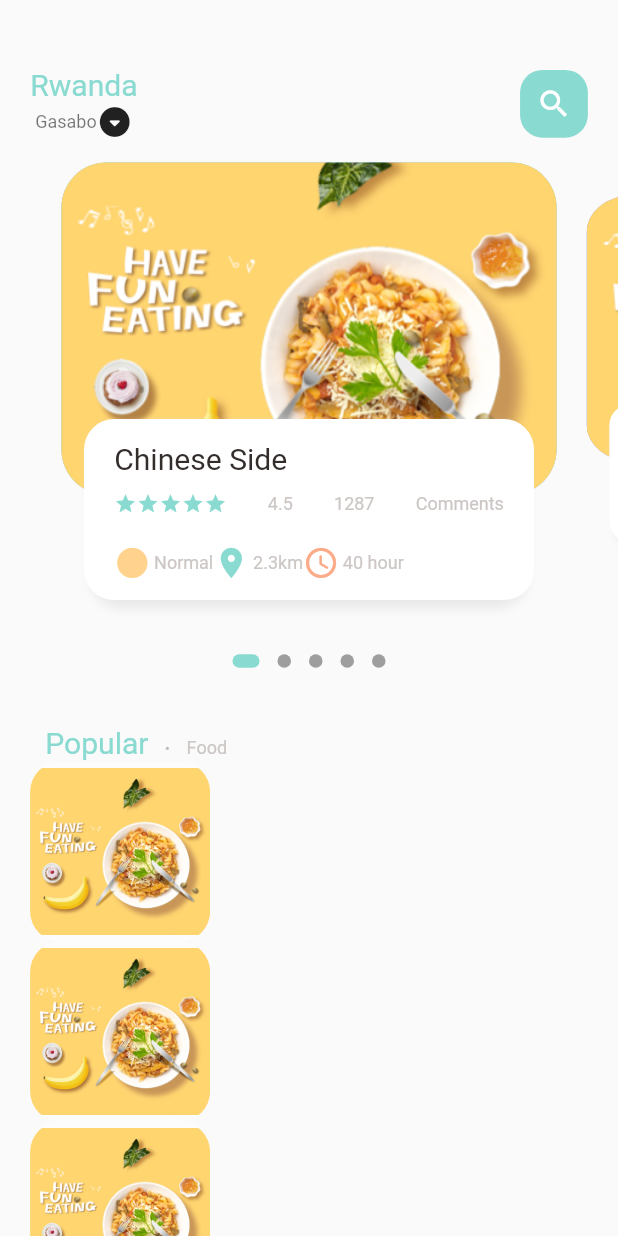
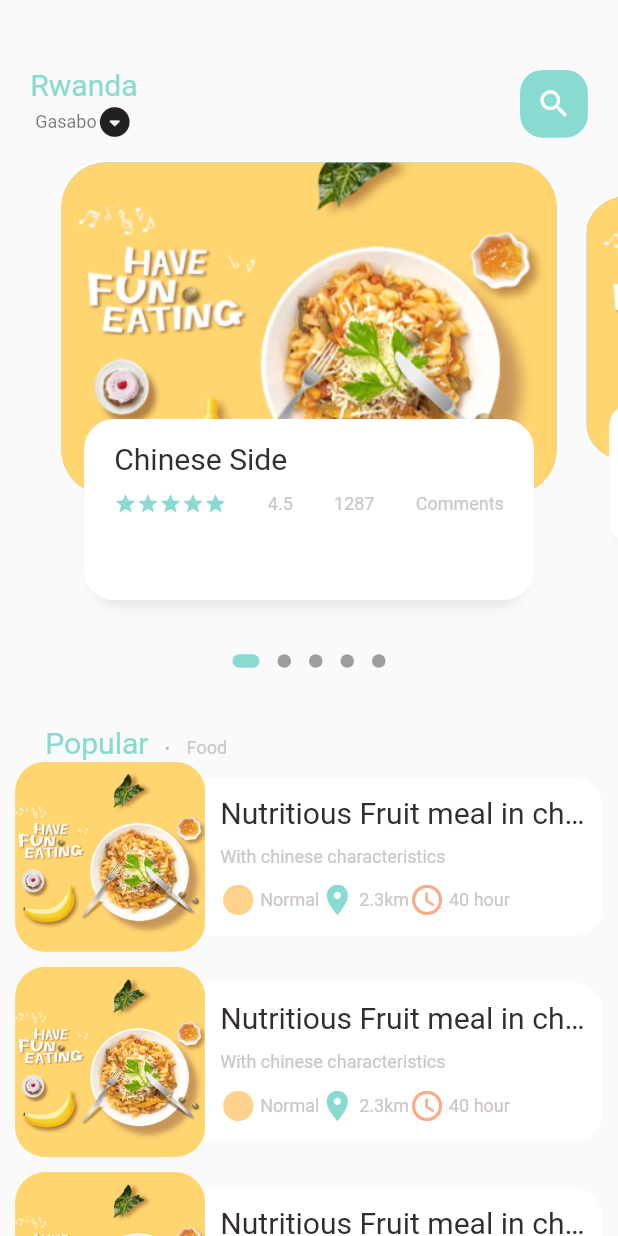
Before and after one commit to Deathkon/flow, a Flutter app: the screen it shows after launch, on a phone screen of 412 x 824 dp. Run offline on Flutter 3.47's test engine with Material 2 defaults, Android fonts, the phone set to English and light mode, and no system bars; drawn by our look-alikes of dots_indicator; our stand-ins replace get.

Commit message:
Phase 1 completion page slider and listview for foods completed

```diff
--- a/lib/main.dart
+++ b/lib/main.dart
@@ -1,5 +1,5 @@
+import 'package:flow/pages/home/main_food_page.dart';
 import 'package:flutter/material.dart';
-import 'package:flow/home/main_food_page.dart';
 import 'package:get/get.dart';
 
 void main() {
--- a/lib/home/food_page_body.dart
+++ b/lib/pages/home/food_page_body.dart
@@ -82,26 +82,68 @@ class _FoodPageBodyState extends State<FoodPageBody> {
           ),
         ),
         // List of food and images
-        Container(
-         height: 900,
-          child:  ListView.builder(
-            physics: AlwaysScrollableScrollPhysics(),
+        ListView.builder(
+            physics: NeverScrollableScrollPhysics(),
             shrinkWrap: true,
-              itemCount: 10,
+              itemCount: 10 ,
               itemBuilder: (context, index){
                 return Container(
-                  margin: EdgeInsets.only(left: Dimensions.width20, right: Dimensions.width20),
+                  margin: EdgeInsets.only(left: Dimensions.width10, right: Dimensions.width10, bottom: Dimensions.height10),
                   child: Row(
                     children: [
+                      // image section
                       Container(
-                        width: 120,
-                        height: 120,
+                        width: Dimensions.listViewImgSize,
+                        height: Dimensions.listViewImgSize,
                         decoration: BoxDecoration(
                           borderRadius: BorderRadius.circular(Dimensions.radius20),
                           color: Colors.white38,
                           image:  DecorationImage(
+                            fit: BoxFit.cover,
                             image: AssetImage(
                                 "assets/image/food0.png"),
+                          ),
+                        ),
+                      ),
+                      // text container
+                       Expanded(
+                        child: Container(
+                          height: Dimensions.listViewTextContSize,
+                          decoration: BoxDecoration(
+                            borderRadius: BorderRadius.only(
+                              topRight: Radius.circular(Dimensions.radius20),
+                              bottomRight: Radius.circular(Dimensions.radius20),
+                            ),
+                            color: Colors.white,
+                          ),
+                          child: Padding(
+                            padding: EdgeInsets.only(left: Dimensions.width10, right: Dimensions.width10),
+                            child: Column(
+                              crossAxisAlignment: CrossAxisAlignment.start,
+                              mainAxisAlignment: MainAxisAlignment.center,
+                              children: [
+                                BigText(text: "Nutritious Fruit meal in china"),
+                                SizedBox(height: Dimensions.height10),
+                                SmallText(text: "With chinese characteristics"),
+                                SizedBox(height: Dimensions.height10),
+                                Row(
+                                  children: [
+                                    IconAndTextWidget(
+                                        icon: Icons.circle_sharp,
+                                        text: "Normal",
+                                        iconColor: AppColors.iconColor1),
+                                    IconAndTextWidget(
+                                        icon: Icons.location_on,
+                                        text: "2.3km",
+                                        iconColor: AppColors.mainColor),
+                                    IconAndTextWidget(
+                                        icon: Icons.access_time_rounded,
+                                        text: "40 hour",
+                                        iconColor: AppColors.iconColor2)
+                                  ],
+                                ),
+                              ],
+                            ),
                           ),
                         ),
                       ),
@@ -109,7 +151,6 @@ class _FoodPageBodyState extends State<FoodPageBody> {
                   ),
                 );
               }),
-        ),
       ],
     );
   }
@@ -206,22 +247,8 @@ class _FoodPageBodyState extends State<FoodPageBody> {
                       ],
                     ),
                     SizedBox(height: Dimensions.height20),
-                    Row(
-                      children: [
-                        IconAndTextWidget(
-                            icon: Icons.circle_sharp,
-                            text: "Normal",
-                            iconColor: AppColors.iconColor1),
-                        IconAndTextWidget(
-                            icon: Icons.location_on,
-                            text: "2.3km",
-                            iconColor: AppColors.mainColor),
-                        IconAndTextWidget(
-                            icon: Icons.access_time_rounded,
-                            text: "40 hour",
-                            iconColor: AppColors.iconColor2)
-                      ],
-                    )
+                    // time and distance
+
                   ],
                 ),
               ),
--- a/lib/home/main_food_page.dart
+++ b/lib/pages/home/main_food_page.dart
@@ -1,11 +1,12 @@
 // import 'package:flutter/cupertino.dart';
 import 'package:flutter/material.dart';
-import 'package:flow/home/food_page_body.dart';
 import 'package:flow/utils/colors.dart';
 import 'package:flow/widgets/big_text.dart';
 import 'package:flow/widgets/small_text.dart';
 
 import 'package:flow/utils/dimensions.dart';
+
+import 'food_page_body.dart';
 
 class MainFoodPage extends StatefulWidget {
   const MainFoodPage({Key? key}) : super(key: key);
--- a/lib/utils/dimensions.dart
+++ b/lib/utils/dimensions.dart
@@ -36,4 +36,8 @@ static double radius20 = screenHeight/41.02;
 static double radius30 = screenHeight/27.35;
 // icon size 24
 static double iconSize24 = screenHeight/34.19;
+
+// list view size
+static double listViewImgSize = screenWidth/3.25;
+static double listViewTextContSize = screenWidth/3.9;
 }
```
